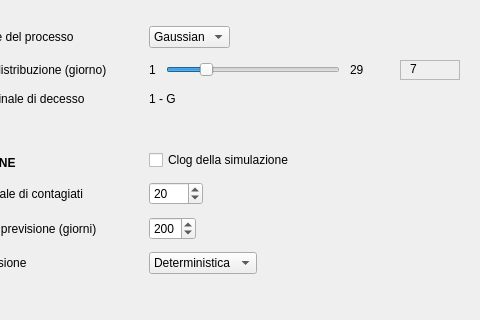
First picture: the form in GUI/window.ui, repository janko-petkovic/plague-simulator, before the edit; both pictures show x 87 to 567 and y 368 to 688 of the 567 by 814 pixel window.
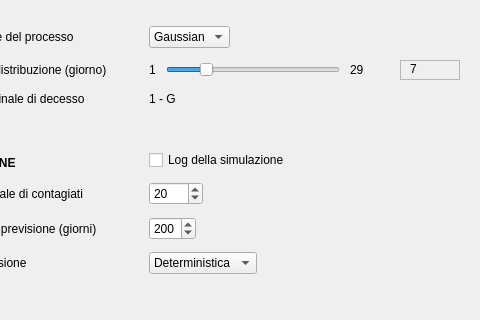
Second picture: the form after the edit. Custom widgets are drawn as their Qt base class.

Diff of the .ui file:
```diff
--- a/GUI/window.ui
+++ b/GUI/window.ui
@@ -696,7 +696,7 @@
         <item row="13" column="1">
          <widget class="QCheckBox" name="chek_clog">
           <property name="text">
-           <string>Clog della simulazione</string>
+           <string>Log della simulazione</string>
           </property>
          </widget>
         </item>
```
Left out of the diff: 2 changed lines with no effect on the pictures.
